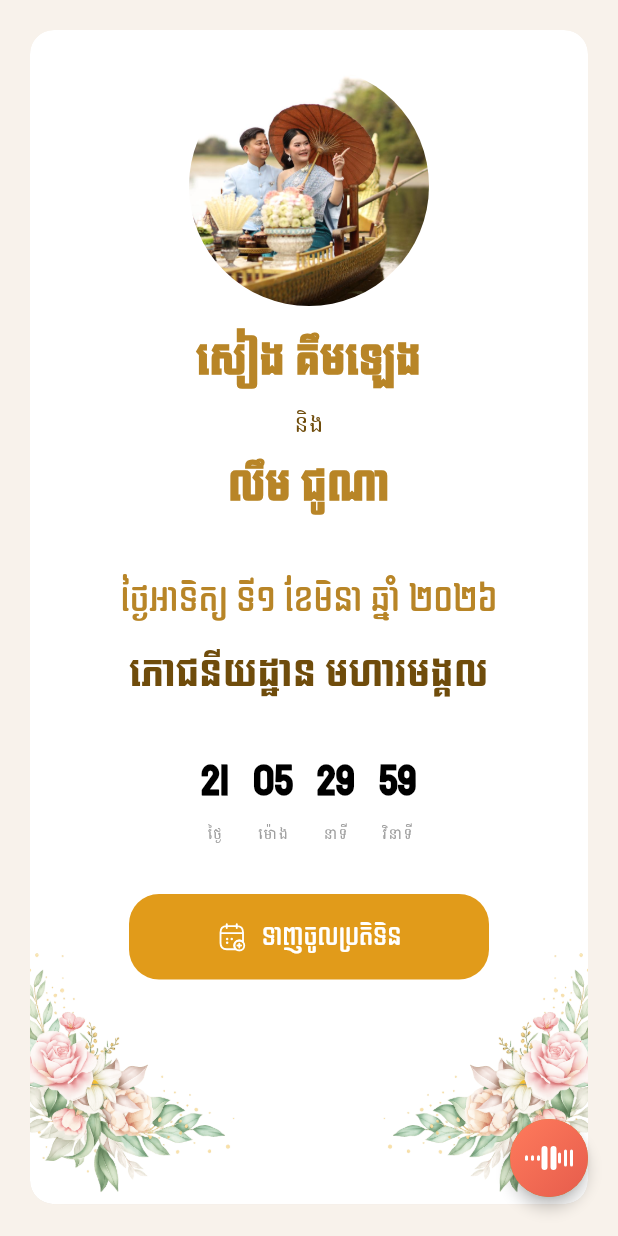
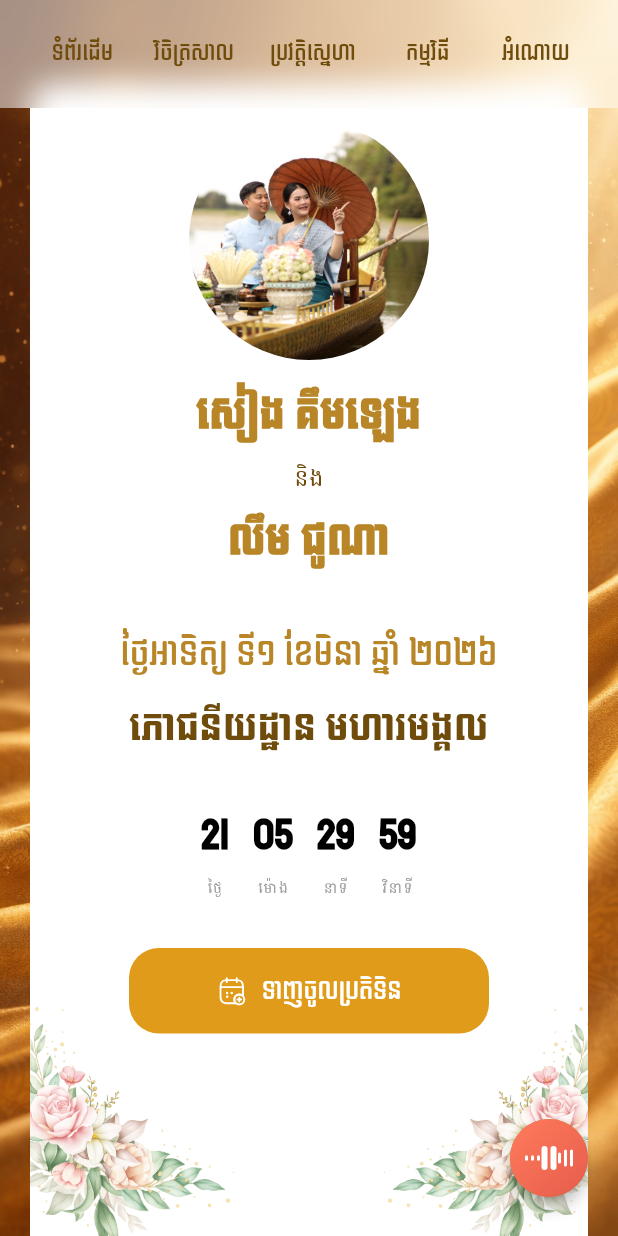
Before and after one commit to viboltep/Kimleng-Chunna-Wedding, a Flutter app: the screen it shows after launch, after a tap on "សូមចុចបើកការអញ្ចើញ", on a phone screen of 412 x 824 dp. Run offline on Flutter 3.47's test engine with Material 3 defaults, Android fonts, the phone set to English and light mode, and no system bars; our stand-ins replace audioplayers, flutter_animate, flutter_svg, iconsax, share_plus, shimmer and 1 more; missing offline and left inert: dart:html, dart:ui_web.

Commit message:
update AppBar in home screen

```diff
--- a/kimleng_chunna_wedding/lib/constants/assets.dart
+++ b/kimleng_chunna_wedding/lib/constants/assets.dart
@@ -21,4 +21,5 @@ class Assets {
   static const String flower1 = 'assets/images/flower1.png';
   static const String flower2 = 'assets/images/flower2.png';
   static const String logo = 'assets/images/logo.png';
+  static const String background = 'assets/images/background.png';
 }
--- a/kimleng_chunna_wedding/lib/widgets/home_screen.dart
+++ b/kimleng_chunna_wedding/lib/widgets/home_screen.dart
@@ -1,5 +1,6 @@
 import 'dart:async';
 import 'dart:io';
+import 'dart:ui';
 import 'package:flutter/foundation.dart';
 import 'package:flutter/material.dart';
 import 'package:iconsax/iconsax.dart';
@@ -204,6 +205,74 @@ class _HomeScreenState extends State<HomeScreen> {
   String _countdown = '';
   ({int days, int hours, int minutes, int seconds})? _countdownParts;
 
+  final GlobalKey _keyInvitation = GlobalKey();
+  final GlobalKey _keyGallery = GlobalKey();
+  final GlobalKey _keyStory = GlobalKey();
+  final GlobalKey _keyAgenda = GlobalKey();
+  final GlobalKey _keyLocation = GlobalKey();
+
+  void _scrollToSection(GlobalKey key) {
+    final context = key.currentContext;
+    if (context != null) {
+      Scrollable.ensureVisible(
+        context,
+        duration: const Duration(milliseconds: 400),
+        curve: Curves.easeInOut,
+        alignment: 0.08,
+      );
+    }
+  }
+
+  Widget _buildAppBar(BuildContext context) {
+    const brown = Color(0xFF6F4C0B);
+    final isNarrow = MediaQuery.sizeOf(context).width < 600;
+    const titles = ['ទំព័រដើម', 'វិចិត្រសាល', 'ប្រវត្តិស្នេហា', 'កម្មវិធី', 'អំណោយ'];
+    final keys = [_keyInvitation, _keyGallery, _keyStory, _keyAgenda, _keyLocation];
+    return RepaintBoundary(
+      child: ClipRect(
+        child: BackdropFilter(
+          filter: ImageFilter.blur(sigmaX: 10, sigmaY: 10),
+          child: Container(
+            padding: EdgeInsets.symmetric(
+              horizontal: isNarrow ? 12 : 24,
+              vertical: 12,
+            ),
+            decoration: BoxDecoration(
+              color: Colors.white.withValues(alpha: 0.5),
+            ),
+            child: Row(
+              mainAxisAlignment: MainAxisAlignment.center,
+              children: List.generate(5, (i) {
+                return Padding(
+                  padding: EdgeInsets.symmetric(horizontal: isNarrow ? 4 : 8),
+                  child: TextButton(
+                    onPressed: () => _scrollToSection(keys[i]),
+                    style: TextButton.styleFrom(
+                      foregroundColor: brown,
+                      padding: EdgeInsets.symmetric(
+                        horizontal: isNarrow ? 8 : 14,
+                        vertical: 8,
+                      ),
+                    ),
+                    child: Text(
+                      titles[i],
+                      style: TextStyle(
+                        fontFamily: 'Dangrek',
+                        fontSize: isNarrow ? 14 : 15,
+                        fontWeight: FontWeight.w500,
+                        color: brown,
+                      ),
+                    ),
+                  ),
+                );
+              }),
+            ),
+          ),
+        ),
+      ),
+    );
+  }
+
   static void openImageViewer(
     BuildContext context,
     List<String> images,
@@ -417,40 +486,69 @@ class _HomeScreenState extends State<HomeScreen> {
 
   @override
   Widget build(BuildContext context) {
-    const background = Color(0xFFF8F2EB); // Frame background from Figma
+    const background = Color(0xFFB88527); // Fallback gold while image loads
     return Scaffold(
       backgroundColor: background,
       floatingActionButton: AnimatedMusicButton(
         isPlaying: _playing,
         onPressed: _toggleMusic,
       ),
-      body: SafeArea(
-        child: Center(
+      body: Stack(
+        fit: StackFit.expand,
+        children: [
+          // Golden background image (Figma design) - fills entire screen
+          Image.asset(
+            Assets.background,
+            fit: BoxFit.cover,
+            errorBuilder: (_, __, ___) => Container(color: background),
+          ),
+          SafeArea(
+            child: Stack(
+              children: [
+                // Scroll content fills the screen so it can scroll *behind* the app bar (for blur)
+                Center(
                   child: SingleChildScrollView(
-            padding: const EdgeInsets.symmetric(
-              vertical: 20,
-              horizontal: 20,
+                    padding: const EdgeInsets.only(
+                      top: 56,
+                      bottom: 20,
+                      left: 20,
+                      right: 20,
                     ),
                     child: ResponsiveContainer(
                       maxWidth: ResponsiveBreakpoints.isDesktop(context) ? double.infinity : 1200,
                       child: Column(
                         crossAxisAlignment: CrossAxisAlignment.stretch,
                         children: [
-                  _HeroInvite(
+                          KeyedSubtree(
+                            key: _keyInvitation,
+                            child: _HeroInvite(
                               countdownParts: _countdownParts,
                               celebrationText: _countdown,
                             ),
+                          ),
                           const SizedBox(height: 48),
-                  _GalleryCollage(
+                          KeyedSubtree(
+                            key: _keyGallery,
+                            child: _GalleryCollage(
                               onImageTap: (index) =>
                                   _HomeScreenState.openImageViewer(context, _galleryImages, index),
                             ),
+                          ),
                           const SizedBox(height: 48),
-                  _LoveStorySection(),
+                          KeyedSubtree(
+                            key: _keyStory,
+                            child: _LoveStorySection(),
+                          ),
                           const SizedBox(height: 48),
-                  const WeddingAgendaSection(),
+                          KeyedSubtree(
+                            key: _keyAgenda,
+                            child: const WeddingAgendaSection(),
+                          ),
                           const SizedBox(height: 48),
-                  _MapBlessingRow(),
+                          KeyedSubtree(
+                            key: _keyLocation,
+                            child: _MapBlessingRow(),
+                          ),
                           const SizedBox(height: 48),
                           _ParentMessages(),
                           const SizedBox(height: 48),
@@ -461,6 +559,17 @@ class _HomeScreenState extends State<HomeScreen> {
                     ),
                   ),
                 ),
+                // App bar on top so BackdropFilter blurs the scrolling content behind it
+                Positioned(
+                  top: 0,
+                  left: 0,
+                  right: 0,
+                  child: _buildAppBar(context),
+                ),
+              ],
+            ),
+          ),
+        ],
       ),
     );
   }
--- a/kimleng_chunna_wedding/lib/widgets/wedding_agenda_section.dart
+++ b/kimleng_chunna_wedding/lib/widgets/wedding_agenda_section.dart
@@ -125,8 +125,10 @@ class _WeddingAgendaSectionState extends State<WeddingAgendaSection> {
               .fadeIn(duration: 500.ms, delay: 100.ms)
               .slideY(begin: 0.15, end: 0, curve: Curves.easeOut),
           const SizedBox(height: 24),
-          // iOS segmented control: Day 1 | Day 2
-          CupertinoTheme(
+          // iOS segmented control: Day 1 | Day 2 (rounded like add to calendar button)
+          ClipRRect(
+            borderRadius: BorderRadius.circular(20),
+            child: CupertinoTheme(
               data: CupertinoThemeData(
                 primaryColor: gold,
                 brightness: Brightness.light,
@@ -171,6 +173,7 @@ class _WeddingAgendaSectionState extends State<WeddingAgendaSection> {
                   setState(() => _selectedDayIndex = value);
                 }
               },
+            ),
             ),
           ),
           const SizedBox(height: 20),
--- a/kimleng_chunna_wedding/lib/widgets/welcome_card.dart
+++ b/kimleng_chunna_wedding/lib/widgets/welcome_card.dart
@@ -4,6 +4,7 @@ import 'package:flutter/material.dart';
 import 'package:flutter_svg/flutter_svg.dart';
 import 'package:http/http.dart' as http;
 import 'package:shimmer/shimmer.dart';
+
 import '../constants/assets.dart';
 import '../services/web_music_service.dart';
 
@@ -220,22 +221,19 @@ class _WelcomeCardState extends State<WelcomeCard> {
     const deepBrown = Color(0xFF2C1810);
 
     return Scaffold(
-      body: Container(
-        width: double.infinity,
-        height: double.infinity,
-        decoration: const BoxDecoration(
-          gradient: LinearGradient(
-            begin: Alignment.topCenter,
-            end: Alignment.bottomCenter,
-            colors: [
-              Color(0xFFFDF9F4),
-              Color(0xFFF8F0E6),
-              Color(0xFFF5EBDE),
-            ],
+      body: Stack(
+        fit: StackFit.expand,
+        children: [
+          // Golden background image (Figma design)
+          Image.asset(
+            Assets.background,
+            fit: BoxFit.cover,
+            errorBuilder: (_, __, ___) => Container(
+              color: const Color(0xFFB88527),
+            ),
           ),
-        ),
-        child: SafeArea(
-          child: LayoutBuilder(
+          SafeArea(
+            child: LayoutBuilder(
             builder: (context, constraints) {
               final isNarrow = constraints.maxWidth < 400;
               final cardPadding = isNarrow ? 20.0 : 32.0;
@@ -459,8 +457,9 @@ class _WelcomeCardState extends State<WelcomeCard> {
                 ),
               );
             },
+            ),
           ),
-        ),
+        ],
       ),
     );
   }
```
Also changed, not shown: kimleng_chunna_wedding/assets/images/background.png (added), 1 other file. Lines whose indentation alone changed are shown as unchanged.
